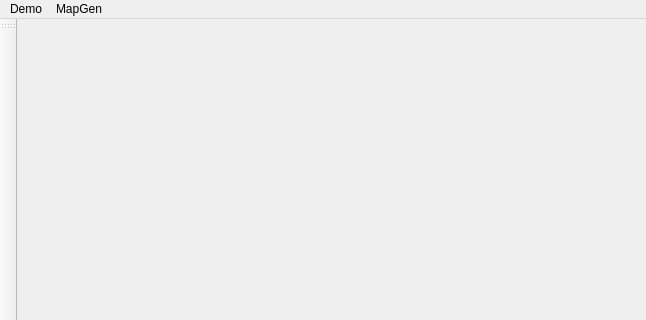
lisitsynSA/simulator, file mainwindow.ui: the form before one commit; both pictures show x 0 to 646 and y 0 to 320 of the 646 by 474 pixel window.
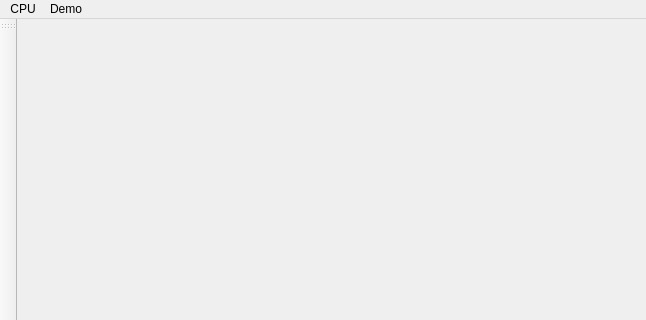
The form after the commit.

Commit message: [Map Generator][Life] Fix cross execution. Change menu fields.

What changed in the file:
```diff
--- a/mainwindow.ui
+++ b/mainwindow.ui
@@ -32,7 +32,7 @@
      <x>0</x>
      <y>0</y>
      <width>646</width>
-     <height>22</height>
+     <height>26</height>
     </rect>
    </property>
    <widget class="QMenu" name="menuDemo">
@@ -43,16 +43,16 @@
     <addaction name="actionStart_relax"/>
     <addaction name="actionStart_relax_tor"/>
    </widget>
-   <widget class="QMenu" name="menuMapGen">
+   <widget class="QMenu" name="menuCPU">
     <property name="title">
-     <string>MapGen</string>
+     <string>CPU</string>
     </property>
     <addaction name="actionLocus_gen"/>
     <addaction name="actionHeight_gen"/>
     <addaction name="actionRiver_gen"/>
    </widget>
+   <addaction name="menuCPU"/>
    <addaction name="menuDemo"/>
-   <addaction name="menuMapGen"/>
   </widget>
   <widget class="QStatusBar" name="statusbar"/>
   <widget class="QToolBar" name="toolBar">
```
Left out of the diff: 27 changed lines with no effect on the pictures. The commit also changes 4 other files.
